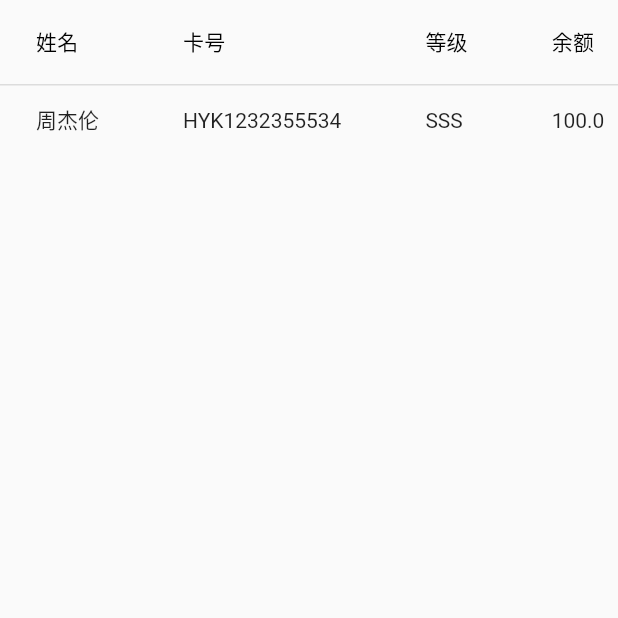
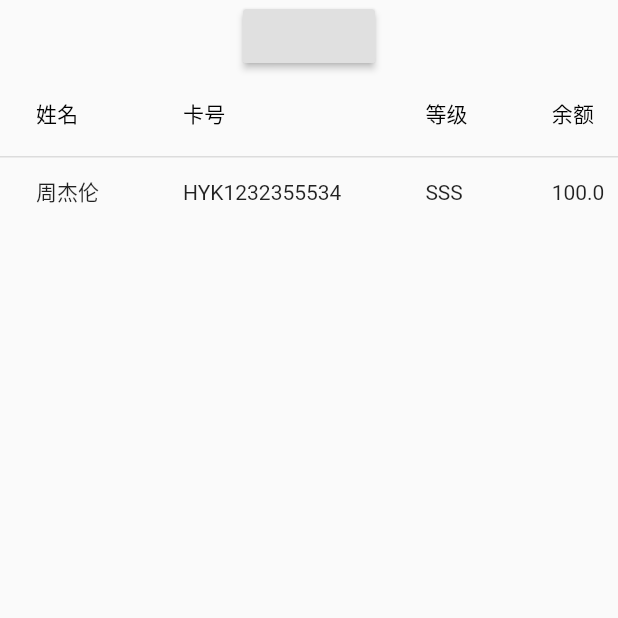
Before and after one commit to SAOmi567/my_worker, a Flutter app: the CustomerPage screen opened directly, on a phone screen of 412 x 824 dp, the top half of it. Run offline on Flutter 3.47's test engine with Material 2 defaults, Android fonts, the phone set to English and light mode, and no system bars; network calls fail.

Commit message:
第n次提交

```diff
--- /dev/null
+++ b/lib/coms/searchBar/CustomerSearchBar.dart
@@ -0,0 +1,46 @@
+import 'package:flutter/cupertino.dart';
+import 'package:flutter/material.dart';
+
+class CustomerSearchBar extends StatefulWidget {
+  @override
+  State<StatefulWidget> createState() {
+    // TODO: implement createState
+    return _CustomerSearchBarState();
+  }
+
+}
+
+class _CustomerSearchBarState extends State<CustomerSearchBar> {
+  bool _isSuper = false;
+
+  @override
+  Widget build(BuildContext context) {
+    // TODO: implement build
+    return Container(
+      child: Column(
+        children: <Widget>[
+          RaisedButton(
+            onPressed: () {
+              setState(() {
+                _isSuper = !_isSuper;
+              });
+            },
+          ),
+          SizedBox(
+            height: _isSuper ? 100 : 0,
+            child: Container(
+              padding: EdgeInsets.fromLTRB(10, 0, 10, 10),
+              child: Row(
+                children: <Widget>[
+                  Text("kkk")
+                ],
+              ),
+            ),
+          )
+
+        ],
+      ),
+    );
+  }
+
+}
--- a/lib/pages/CustomerPage.dart
+++ b/lib/pages/CustomerPage.dart
@@ -1,5 +1,6 @@
 import 'package:flutter/cupertino.dart';
 import 'package:flutter/material.dart';
+import 'package:my_worker/coms/searchBar/CustomerSearchBar.dart';
 
 class CustomerPage extends StatefulWidget{
   @override
@@ -41,7 +42,10 @@ class _CustomerPageState extends State<CustomerPage> {
     ));
     // TODO: implement build
     return Scaffold(
-      body: Container(
+      body: ListView(
+        children: <Widget>[
+          CustomerSearchBar(),
+          Container(
             child: DataTable(
               columns: [
                 DataColumn(
@@ -72,6 +76,8 @@ class _CustomerPageState extends State<CustomerPage> {
               rows: _result,
             ),
           )
+        ],
+      )
     );
   }
 
```
Also changed, not shown: lib/pages/MainPage.dart (+11 -4 lines). Lines whose indentation alone changed are shown as unchanged.
